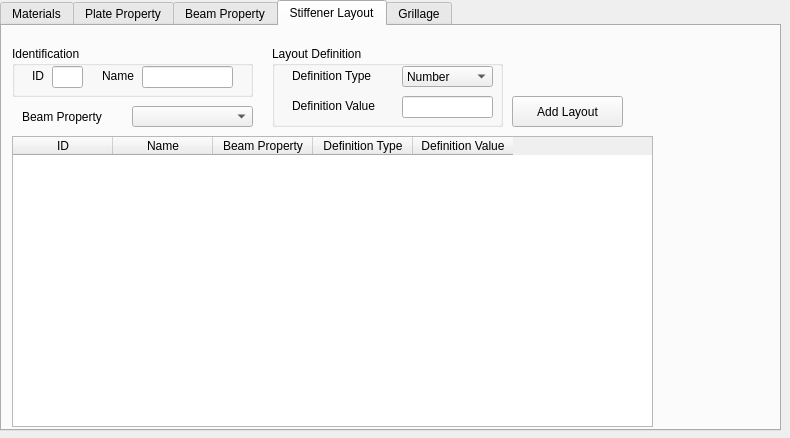
Qt form commands/hc_GUI.ui (pprebeg/d3v-sgd) before a commit.
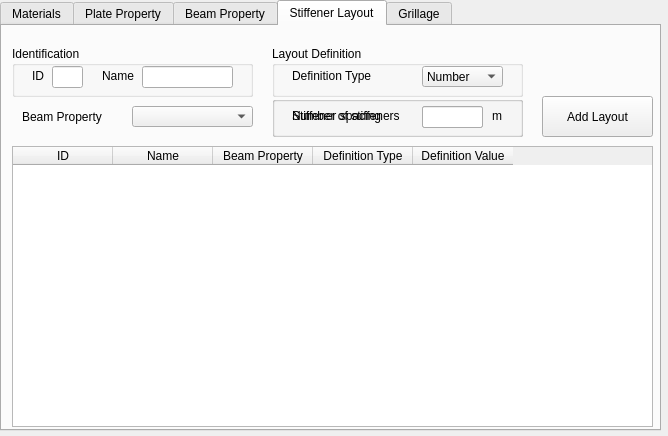
The same form after that commit. The open tabs and pages were chosen to show the change.

```diff
--- a/commands/hc_GUI.ui
+++ b/commands/hc_GUI.ui
@@ -6,8 +6,8 @@
    <rect>
     <x>0</x>
     <y>0</y>
-    <width>790</width>
-    <height>438</height>
+    <width>668</width>
+    <height>436</height>
    </rect>
   </property>
   <property name="windowTitle">
@@ -24,7 +24,7 @@
     <rect>
      <x>0</x>
      <y>0</y>
-     <width>781</width>
+     <width>661</width>
      <height>431</height>
     </rect>
    </property>
@@ -32,7 +32,7 @@
     <string>&lt;html&gt;&lt;head/&gt;&lt;body&gt;&lt;p&gt;&lt;br/&gt;&lt;/p&gt;&lt;/body&gt;&lt;/html&gt;</string>
    </property>
    <property name="currentIndex">
-    <number>1</number>
+    <number>0</number>
    </property>
    <widget class="QWidget" name="tab_materials">
     <attribute name="title">
@@ -239,7 +239,7 @@
        </rect>
       </property>
       <property name="text">
-       <string>&lt;html&gt;&lt;head/&gt;&lt;body&gt;&lt;p&gt;kg/m&lt;span style=&quot; vertical-align:super;&quot;&gt;3&lt;/span&gt;&lt;/p&gt;&lt;/body&gt;&lt;/html&gt;</string>
+       <string>&lt;html&gt;&lt;head/&gt;&lt;body&gt;&lt;p&gt;t/mm&lt;span style=&quot; vertical-align:super;&quot;&gt;3&lt;/span&gt;&lt;/p&gt;&lt;/body&gt;&lt;/html&gt;</string>
       </property>
      </widget>
      <widget class="QLabel" name="label_38">
@@ -261,7 +261,7 @@
       <rect>
        <x>10</x>
        <y>20</y>
-       <width>251</width>
+       <width>231</width>
        <height>51</height>
       </rect>
      </property>
@@ -271,7 +271,7 @@
      <widget class="QLineEdit" name="lineEdit_materialID">
       <property name="geometry">
        <rect>
-        <x>50</x>
+        <x>40</x>
         <y>20</y>
         <width>31</width>
         <height>22</height>
@@ -294,7 +294,7 @@
      <widget class="QLineEdit" name="lineEdit_materialName">
       <property name="geometry">
        <rect>
-        <x>160</x>
+        <x>130</x>
         <y>20</y>
         <width>91</width>
         <height>22</height>
@@ -304,7 +304,7 @@
      <widget class="QLabel" name="label_56">
       <property name="geometry">
        <rect>
-        <x>110</x>
+        <x>90</x>
         <y>20</y>
         <width>41</width>
         <height>20</height>
@@ -318,7 +318,7 @@
     <widget class="QPushButton" name="btnAddNewMaterial">
      <property name="geometry">
       <rect>
-       <x>270</x>
+       <x>250</x>
        <y>30</y>
        <width>131</width>
        <height>41</height>
@@ -523,6 +523,9 @@
      </property>
     </widget>
     <widget class="QPushButton" name="pushButton_18">
+     <property name="enabled">
+      <bool>false</bool>
+     </property>
      <property name="geometry">
       <rect>
        <x>400</x>
@@ -874,6 +877,9 @@
      </widget>
     </widget>
     <widget class="QPushButton" name="pushButton_16">
+     <property name="enabled">
+      <bool>false</bool>
+     </property>
      <property name="geometry">
       <rect>
        <x>510</x>
@@ -1429,9 +1435,9 @@
      <property name="geometry">
       <rect>
        <x>10</x>
-       <y>110</y>
+       <y>120</y>
        <width>641</width>
-       <height>291</height>
+       <height>281</height>
       </rect>
      </property>
      <property name="layoutDirection">
@@ -1472,37 +1478,24 @@
       </property>
      </column>
     </widget>
-    <widget class="QGroupBox" name="groupBox">
+    <widget class="QGroupBox" name="groupBox_Layout">
      <property name="geometry">
       <rect>
        <x>270</x>
        <y>20</y>
-       <width>231</width>
-       <height>81</height>
+       <width>251</width>
+       <height>51</height>
       </rect>
      </property>
      <property name="title">
       <string>Layout Definition</string>
      </property>
-     <widget class="QLabel" name="label_25">
-      <property name="geometry">
-       <rect>
-        <x>20</x>
-        <y>20</y>
-        <width>91</width>
-        <height>20</height>
-       </rect>
-      </property>
-      <property name="text">
-       <string>Definition Type</string>
-      </property>
-     </widget>
      <widget class="QComboBox" name="cBox_LayoutDefinitionType">
       <property name="geometry">
        <rect>
-        <x>130</x>
+        <x>150</x>
         <y>20</y>
-        <width>91</width>
+        <width>81</width>
         <height>21</height>
        </rect>
       </property>
@@ -1517,37 +1510,27 @@
        </property>
       </item>
      </widget>
-     <widget class="QLabel" name="label_26">
+     <widget class="QLabel" name="label_25">
       <property name="geometry">
        <rect>
         <x>20</x>
-        <y>50</y>
-        <width>101</width>
+        <y>20</y>
+        <width>91</width>
         <height>20</height>
        </rect>
       </property>
       <property name="text">
-       <string>Definition Value</string>
-      </property>
-     </widget>
-     <widget class="QLineEdit" name="lineEdit_LayoutValue">
-      <property name="geometry">
-       <rect>
-        <x>130</x>
-        <y>50</y>
-        <width>91</width>
-        <height>22</height>
-       </rect>
+       <string>Definition Type</string>
       </property>
      </widget>
     </widget>
     <widget class="QPushButton" name="btnAddNewLayout">
      <property name="geometry">
       <rect>
-       <x>510</x>
+       <x>540</x>
        <y>70</y>
        <width>111</width>
-       <height>31</height>
+       <height>41</height>
       </rect>
      </property>
      <property name="text">
@@ -1636,6 +1619,91 @@
       <string>Beam Property</string>
      </property>
     </widget>
+    <widget class="QGroupBox" name="groupBox_NumberDefinition">
+     <property name="geometry">
+      <rect>
+       <x>270</x>
+       <y>70</y>
+       <width>251</width>
+       <height>41</height>
+      </rect>
+     </property>
+     <property name="title">
+      <string/>
+     </property>
+     <widget class="QLineEdit" name="lineEdit_LayoutNumOfStiffeners">
+      <property name="geometry">
+       <rect>
+        <x>150</x>
+        <y>10</y>
+        <width>61</width>
+        <height>22</height>
+       </rect>
+      </property>
+     </widget>
+     <widget class="QLabel" name="label_26">
+      <property name="geometry">
+       <rect>
+        <x>20</x>
+        <y>10</y>
+        <width>121</width>
+        <height>20</height>
+       </rect>
+      </property>
+      <property name="text">
+       <string>Number of stiffeners</string>
+      </property>
+     </widget>
+    </widget>
+    <widget class="QGroupBox" name="groupBox_SpacingDefinition">
+     <property name="geometry">
+      <rect>
+       <x>270</x>
+       <y>70</y>
+       <width>251</width>
+       <height>41</height>
+      </rect>
+     </property>
+     <property name="title">
+      <string/>
+     </property>
+     <widget class="QLineEdit" name="lineEdit_LayoutStiffenerSpacing">
+      <property name="geometry">
+       <rect>
+        <x>150</x>
+        <y>10</y>
+        <width>61</width>
+        <height>22</height>
+       </rect>
+      </property>
+     </widget>
+     <widget class="QLabel" name="label_32">
+      <property name="geometry">
+       <rect>
+        <x>20</x>
+        <y>10</y>
+        <width>121</width>
+        <height>20</height>
+       </rect>
+      </property>
+      <property name="text">
+       <string>Stiffener spacing</string>
+      </property>
+     </widget>
+     <widget class="QLabel" name="label_95">
+      <property name="geometry">
+       <rect>
+        <x>220</x>
+        <y>10</y>
+        <width>21</width>
+        <height>20</height>
+       </rect>
+      </property>
+      <property name="text">
+       <string>m</string>
+      </property>
+     </widget>
+    </widget>
    </widget>
    <widget class="QWidget" name="tab_3">
     <attribute name="title">
@@ -1660,7 +1728,7 @@
        <x>290</x>
        <y>30</y>
        <width>311</width>
-       <height>191</height>
+       <height>211</height>
       </rect>
      </property>
      <property name="title">
@@ -1670,7 +1738,7 @@
       <property name="geometry">
        <rect>
         <x>20</x>
-        <y>120</y>
+        <y>150</y>
         <width>151</width>
         <height>21</height>
        </rect>
@@ -1683,7 +1751,7 @@
       <property name="geometry">
        <rect>
         <x>20</x>
-        <y>150</y>
+        <y>180</y>
         <width>151</width>
         <height>21</height>
        </rect>
@@ -1692,11 +1760,11 @@
        <string>Plating Property</string>
       </property>
      </widget>
-     <widget class="QComboBox" name="comboBox_5">
+     <widget class="QComboBox" name="cBox_StiffenerDirection">
       <property name="geometry">
        <rect>
         <x>190</x>
-        <y>120</y>
+        <y>150</y>
         <width>111</width>
         <height>21</height>
        </rect>
@@ -1726,13 +1794,13 @@
       <property name="geometry">
        <rect>
         <x>20</x>
-        <y>90</y>
+        <y>120</y>
         <width>151</width>
         <height>21</height>
        </rect>
       </property>
       <property name="text">
-       <string>Stiffeners</string>
+       <string>Stiffener Layout</string>
       </property>
      </widget>
      <widget class="QLabel" name="label_4">
@@ -1748,21 +1816,21 @@
        <string>Transverse Members</string>
       </property>
      </widget>
-     <widget class="QComboBox" name="comboBox_6">
+     <widget class="QComboBox" name="cBox_PlatingProperty">
       <property name="geometry">
        <rect>
         <x>190</x>
-        <y>150</y>
+        <y>180</y>
         <width>111</width>
         <height>21</height>
        </rect>
       </property>
      </widget>
-     <widget class="QComboBox" name="cBox_StiffenerBeamProp">
+     <widget class="QComboBox" name="cBox_StiffenerLayout">
       <property name="geometry">
        <rect>
         <x>190</x>
-        <y>90</y>
+        <y>120</y>
         <width>111</width>
         <height>21</height>
        </rect>
@@ -1791,6 +1859,29 @@
        </rect>
       </property>
      </widget>
+     <widget class="QLabel" name="label_5">
+      <property name="geometry">
+       <rect>
+        <x>20</x>
+        <y>90</y>
+        <width>151</width>
+        <height>21</height>
+       </rect>
+      </property>
+      <property name="text">
+       <string>Edge Members</string>
+      </property>
+     </widget>
+     <widget class="QComboBox" name="cBox_EdgeBeamProp">
+      <property name="geometry">
+       <rect>
+        <x>190</x>
+        <y>90</y>
+        <width>111</width>
+        <height>21</height>
+       </rect>
+      </property>
+     </widget>
     </widget>
     <widget class="QGroupBox" name="groupBox_4">
      <property name="geometry">
@@ -1817,7 +1908,7 @@
        <string>Number of Transversals</string>
       </property>
      </widget>
-     <widget class="QLineEdit" name="lineEdit_11">
+     <widget class="QLineEdit" name="lineEdit_GrillageWidth">
       <property name="geometry">
        <rect>
         <x>170</x>
@@ -1853,7 +1944,7 @@
        <string>Grillage Width</string>
       </property>
      </widget>
-     <widget class="QSpinBox" name="spinBox_5">
+     <widget class="QSpinBox" name="spinBox_GrillageNofLong">
       <property name="geometry">
        <rect>
         <x>170</x>
@@ -1863,7 +1954,7 @@
        </rect>
       </property>
      </widget>
-     <widget class="QLineEdit" name="lineEdit_12">
+     <widget class="QLineEdit" name="lineEdit_GrillageLength">
       <property name="geometry">
        <rect>
         <x>170</x>
@@ -1886,7 +1977,7 @@
        <string>Number of Longitudinals</string>
       </property>
      </widget>
-     <widget class="QSpinBox" name="spinBox_6">
+     <widget class="QSpinBox" name="spinBox_GrillageNofTran">
       <property name="geometry">
        <rect>
         <x>170</x>
@@ -1909,7 +2000,7 @@
        <string>Corrosion Addition</string>
       </property>
      </widget>
-     <widget class="QLineEdit" name="lineEdit_13">
+     <widget class="QLineEdit" name="lineEdit_CorrosionAddition">
       <property name="geometry">
        <rect>
         <x>170</x>
```
